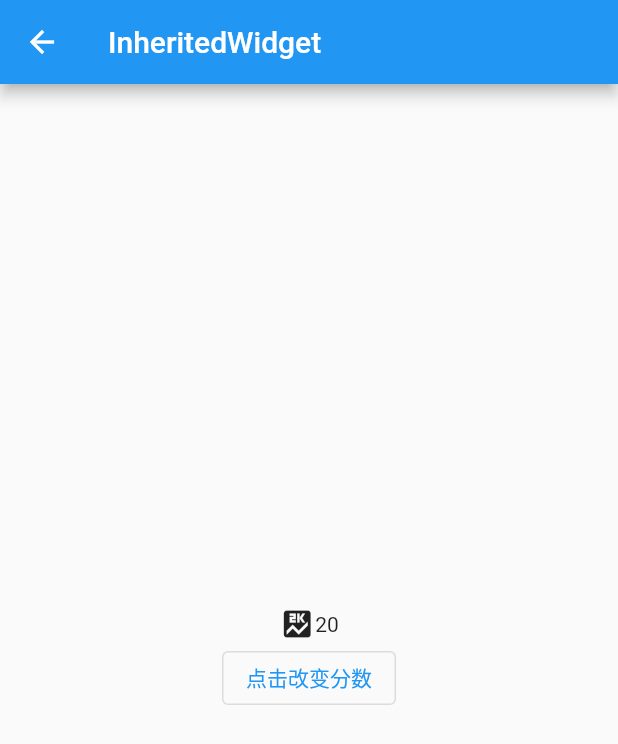
After one commit to codprincess/flutter_base, a Flutter app: the InheritedWidgetPage screen opened by its route, after a tap on "点击改变分数", on a phone screen of 412 x 824 dp. The commit adds this screen. Shown: the top 744 px of the screen. Run offline on Flutter 3.47's test engine with Material 2 defaults, Android fonts, the phone set to English and light mode, and no system bars; missing offline and left inert: fancy_bottom_navigation_2.

Commit message:
InheritedWidget

```diff
--- /dev/null
+++ b/lib/InheritedWidgetPage.dart
@@ -0,0 +1,75 @@
+import 'dart:math';
+
+import 'package:flutter/material.dart';
+
+class InheritedWidgetPage extends StatefulWidget {
+  const InheritedWidgetPage({Key? key}) : super(key: key);
+
+  @override
+  State<InheritedWidgetPage> createState() => _InheritedWidgetPageState();
+}
+
+class _InheritedWidgetPageState extends State<InheritedWidgetPage> {
+  late  int _score = 50;
+  @override
+  Widget build(BuildContext context) {
+    return Scaffold(
+      appBar: AppBar(title: const Text('InheritedWidget'),),
+      body: Center(
+        child: Column(
+          mainAxisAlignment: MainAxisAlignment.center,
+          children: [
+            Info(
+              score: _score,
+              child: Row(
+                mainAxisAlignment: MainAxisAlignment.center,
+                children: const [
+                  Icon(Icons.score),
+                  CurrentScore(),
+                ],
+              )
+            ),
+            OutlinedButton(
+              onPressed: (){
+                //点击改变分数
+                setState(() {
+                  _score = Random().nextInt(100);
+                });
+              },
+              child: const Text('点击改变分数'),
+            )
+          ],
+        ),
+      ),
+    );
+  }
+}
+
+
+class Info extends InheritedWidget {
+  final int score;
+  const Info({
+    Key? key,
+    required this.score,
+    required Widget child,
+  }) : super(key: key,child: child);
+
+  static Info? of(BuildContext context){
+    return context.dependOnInheritedWidgetOfExactType<Info>();
+  }
+  @override
+  bool updateShouldNotify(covariant Info oldWidget){
+    return score != oldWidget.score;
+  }
+}
+
+class CurrentScore extends StatelessWidget{
+  const CurrentScore({super.key});
+  @override
+  Widget build(BuildContext context){
+    final Info? info = Info.of(context);
+    return Container(
+      child: Text('${info?.score}'),
+    );
+  }
+}
--- a/lib/main.dart
+++ b/lib/main.dart
@@ -33,6 +33,7 @@ import 'package:flutter_base/WillPopScopePage.dart';
 import 'package:flutter_base/showBottomSheetPage.dart';
 import 'CustomScrollViewPage.dart';
 import 'FlowViewPage.dart';
+import 'InheritedWidgetPage.dart';
 import 'RoutePage.dart';
 import 'SliverAppBarPage.dart';
 import 'SliverFillViewportPage.dart';
@@ -96,7 +97,8 @@ class MyApp extends StatelessWidget {
         'SliverSafeArea_Page':(context)=>SliverSafeAreaPage(),
         'FlowView_Page':(context)=>FlowViewPage(),
         'NestedScrollView_Page':(context)=>NestedScrollViewPage(),
-        'WillPopScope_Page':(context)=>WillPopScopePage()
+        'WillPopScope_Page':(context)=>WillPopScopePage(),
+        'InheritedWidget_Page':(context)=>InheritedWidgetPage()
       },
     );
   }
@@ -363,6 +365,12 @@ class _MyHomePageState extends State<MyHomePage> {
               ),
               ElevatedButton(
                 onPressed: (){
+                  Navigator.pushNamed(context, 'InheritedWidget_Page');
+                },
+                child: const Text('InheritedWidget'),
+              ),
+              ElevatedButton(
+                onPressed: (){
                   Navigator.pushNamed(context, 'FlowView_Page');
                 },
                 child: const Text('瀑布流插件'),
```
Also changed, not shown: 10 other files.
